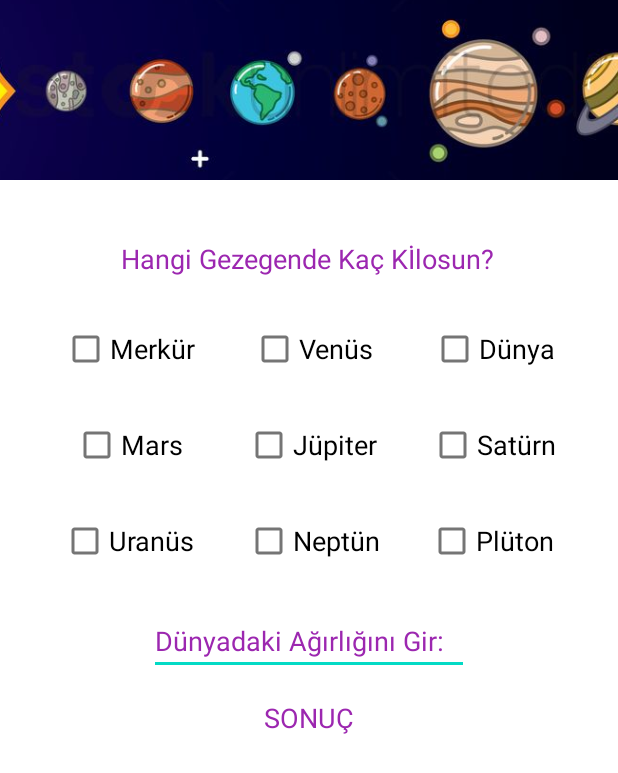
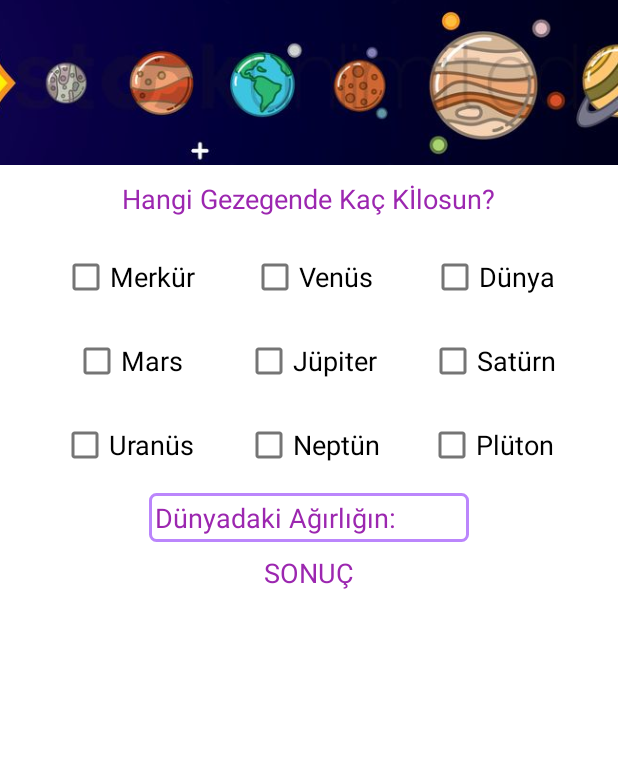
Before and after one commit to 1hakann/GezegenLik, an Android app: the screen it shows after launch (MainActivity), on a phone screen of 412 x 824 dp. Shown: the top 773 px of the screen. Run offline under Robolectric (Android 15) with nearby library versions, the phone set to English and light mode, and no system bars; Roboto replaces fonts that are not available here.

Commit message:
uygulama landscape düzenlemesi ve bir xml çalışması ile tamamlandı. optimizasyon çalışması daha sonra yapılacak

```diff
--- a/app/src/main/java/com/badlogic/androidgames/gezegenos/MainActivity.kt
+++ b/app/src/main/java/com/badlogic/androidgames/gezegenos/MainActivity.kt
@@ -29,7 +29,8 @@ class MainActivity : AppCompatActivity(), View.OnClickListener {
         super.onCreate(savedInstanceState)
         setContentView(R.layout.activity_main)
 
-        Glide.with(this).load(R.drawable.solar_system).into(imageView2)
+        val into = Glide.with(this).load(R.drawable.solar_system).into(imageView2)
+        savedInstanceState?.getString("sonuc").also { tvSonuc.text.toString() }
 
         //- dinleyicileri ekleyelim
         cBmercury.setOnClickListener(this)
@@ -46,6 +47,11 @@ class MainActivity : AppCompatActivity(), View.OnClickListener {
         //val etSonuc = findViewById<TextView>(R.id.tvSonuc) && userKg = ptInput.text.toString()
 
         // 4- Butona işlev kazandıralım //btn kaldırıldı
+    }
+
+    override fun onSaveInstanceState(outState: Bundle) {
+        super.onSaveInstanceState(outState)
+        outState?.putString("sonuc", tvSonuc.text.toString())
     }
 
     // 3 - Dönüştürücü func. ı50mızı yazalım
@@ -196,9 +202,9 @@ class MainActivity : AppCompatActivity(), View.OnClickListener {
             R.id.cBneptun -> sonuc = pound * Neptune
             R.id.cBuranus -> sonuc = pound * Uranus
             R.id.cBpluto -> sonuc = pound * Pluto
-            else -> sonuc = 0.0
-        }
 
+        else -> sonuc = 0.0
+    }
         var sonucToKg = poundToKilo(sonuc)
         tvSonuc.text = sonucToKg.formatter(2)
 
--- /dev/null
+++ b/app/src/main/res/drawable/_pt_bg.xml
@@ -0,0 +1,13 @@
+<?xml version="1.0" encoding="utf-8"?>
+<shape xmlns:android="http://schemas.android.com/apk/res/android">
+    <stroke
+        android:color="@color/purple_200"
+        android:width="2dp" />
+    <solid android:color="@color/cardview_light_background" />
+    <padding
+        android:bottom="4dp"
+        android:top="4dp"
+        android:left="4dp"
+        android:right="4dp" />
+    <corners android:radius="4dp" />
+</shape>
--- a/app/src/main/res/layout/activity_main.xml
+++ b/app/src/main/res/layout/activity_main.xml
@@ -11,7 +11,7 @@
         android:layout_width="wrap_content"
         android:layout_height="wrap_content"
         android:layout_marginStart="8dp"
-        android:layout_marginTop="16dp"
+        android:layout_marginTop="8dp"
         android:backgroundTint="#9C27B0"
         android:fontFamily="@font/autour_one"
         android:text="@string/uran_s"
@@ -24,7 +24,7 @@
         android:id="@+id/cBpluto"
         android:layout_width="wrap_content"
         android:layout_height="wrap_content"
-        android:layout_marginTop="16dp"
+        android:layout_marginTop="8dp"
         android:layout_marginEnd="8dp"
         android:backgroundTint="#9C27B0"
         android:fontFamily="@font/autour_one"
@@ -39,7 +39,7 @@
         android:id="@+id/cBjupiter2"
         android:layout_width="wrap_content"
         android:layout_height="wrap_content"
-        android:layout_marginTop="16dp"
+        android:layout_marginTop="8dp"
         android:backgroundTint="#9C27B0"
         android:fontFamily="@font/autour_one"
         android:text="@string/j_piter"
@@ -54,7 +54,7 @@
         android:layout_width="wrap_content"
         android:layout_height="wrap_content"
         android:layout_marginStart="8dp"
-        android:layout_marginTop="16dp"
+        android:layout_marginTop="8dp"
         android:backgroundTint="#9C27B0"
         android:fontFamily="@font/autour_one"
         android:text="@string/mars"
@@ -67,7 +67,7 @@
         android:id="@+id/cBearth2"
         android:layout_width="wrap_content"
         android:layout_height="wrap_content"
-        android:layout_marginTop="24dp"
+        android:layout_marginTop="16dp"
         android:layout_marginEnd="8dp"
         android:backgroundTint="#9C27B0"
         android:fontFamily="@font/autour_one"
@@ -82,7 +82,7 @@
         android:id="@+id/cBvenus2"
         android:layout_width="wrap_content"
         android:layout_height="wrap_content"
-        android:layout_marginTop="24dp"
+        android:layout_marginTop="16dp"
         android:backgroundTint="#9C27B0"
         android:fontFamily="@font/autour_one"
         android:text="@string/ven_s"
@@ -97,14 +97,15 @@
         android:layout_width="wrap_content"
         android:layout_height="wrap_content"
         android:layout_marginStart="8dp"
-        android:layout_marginTop="160dp"
+        android:layout_marginTop="120dp"
         android:layout_marginEnd="8dp"
         android:fontFamily="@font/autour_one"
         android:text="@string/et_baslik"
         android:textColor="#9C27B0"
         android:textSize="18sp"
+        app:layout_constraintBottom_toTopOf="@+id/cBearth2"
         app:layout_constraintEnd_toEndOf="parent"
-        app:layout_constraintHorizontal_bias="0.492"
+        app:layout_constraintHorizontal_bias="0.498"
         app:layout_constraintStart_toStartOf="parent"
         app:layout_constraintTop_toTopOf="parent" />
 
@@ -113,25 +114,26 @@
         android:layout_width="wrap_content"
         android:layout_height="wrap_content"
         android:layout_marginStart="8dp"
-        android:layout_marginTop="220dp"
+        android:layout_marginTop="8dp"
         android:layout_marginEnd="8dp"
         android:autofillHints=""
+        android:background="@drawable/_pt_bg"
         android:ems="10"
         android:fontFamily="@font/autour_one"
-        android:hint="@string/input_hint"
+        android:hint="@string/d_nyadaki_a_rl_n"
         android:inputType="textPersonName|numberDecimal"
         android:textColor="#9C27B0"
         android:textColorHint="#9C27B0"
         app:layout_constraintEnd_toEndOf="parent"
         app:layout_constraintStart_toStartOf="parent"
-        app:layout_constraintTop_toBottomOf="@+id/tvHeading" />
+        app:layout_constraintTop_toBottomOf="@+id/cBneptun" />
 
     <TextView
         android:id="@+id/tvSonuc"
         android:layout_width="wrap_content"
         android:layout_height="wrap_content"
         android:layout_marginStart="8dp"
-        android:layout_marginTop="16dp"
+        android:layout_marginTop="8dp"
         android:layout_marginEnd="8dp"
         android:fontFamily="@font/autour_one"
         android:text="@string/btn_sonuc"
@@ -146,7 +148,7 @@
         android:layout_width="wrap_content"
         android:layout_height="wrap_content"
         android:layout_marginStart="8dp"
-        android:layout_marginTop="24dp"
+        android:layout_marginTop="16dp"
         android:backgroundTint="#9C27B0"
         android:fontFamily="@font/autour_one"
         android:text="@string/merk_r"
@@ -162,7 +164,7 @@
         android:id="@+id/cBneptun"
         android:layout_width="wrap_content"
         android:layout_height="wrap_content"
-        android:layout_marginTop="16dp"
+        android:layout_marginTop="8dp"
         android:backgroundTint="#9C27B0"
         android:fontFamily="@font/autour_one"
         android:text="@string/nept_n"
@@ -176,7 +178,7 @@
         android:id="@+id/cBsaturn"
         android:layout_width="wrap_content"
         android:layout_height="wrap_content"
-        android:layout_marginTop="16dp"
+        android:layout_marginTop="8dp"
         android:layout_marginEnd="8dp"
         android:backgroundTint="#9C27B0"
         android:fontFamily="@font/autour_one"
@@ -190,14 +192,14 @@
     <ImageView
         android:id="@+id/imageView2"
         android:layout_width="wrap_content"
-        android:layout_height="120dp"
+        android:layout_height="110dp"
+        android:contentDescription="@string/pic"
         android:scaleType="centerCrop"
         app:layout_constraintBottom_toBottomOf="@+id/tvHeading"
         app:layout_constraintEnd_toEndOf="parent"
         app:layout_constraintHorizontal_bias="1.0"
         app:layout_constraintStart_toStartOf="parent"
         app:layout_constraintTop_toTopOf="parent"
-        app:layout_constraintVertical_bias="0.0"
-        android:contentDescription="@string/pic" />
+        app:layout_constraintVertical_bias="0.0" />
 
 </androidx.constraintlayout.widget.ConstraintLayout>
--- a/app/src/main/res/values/strings.xml
+++ b/app/src/main/res/values/strings.xml
@@ -15,4 +15,5 @@
     <string name="j_piter">Jüpiter</string>
     <string name="nept_n">Neptün</string>
     <string name="pic">TODO</string>
+    <string name="d_nyadaki_a_rl_n">Dünyadaki Ağırlığın:</string>
 </resources>
```
